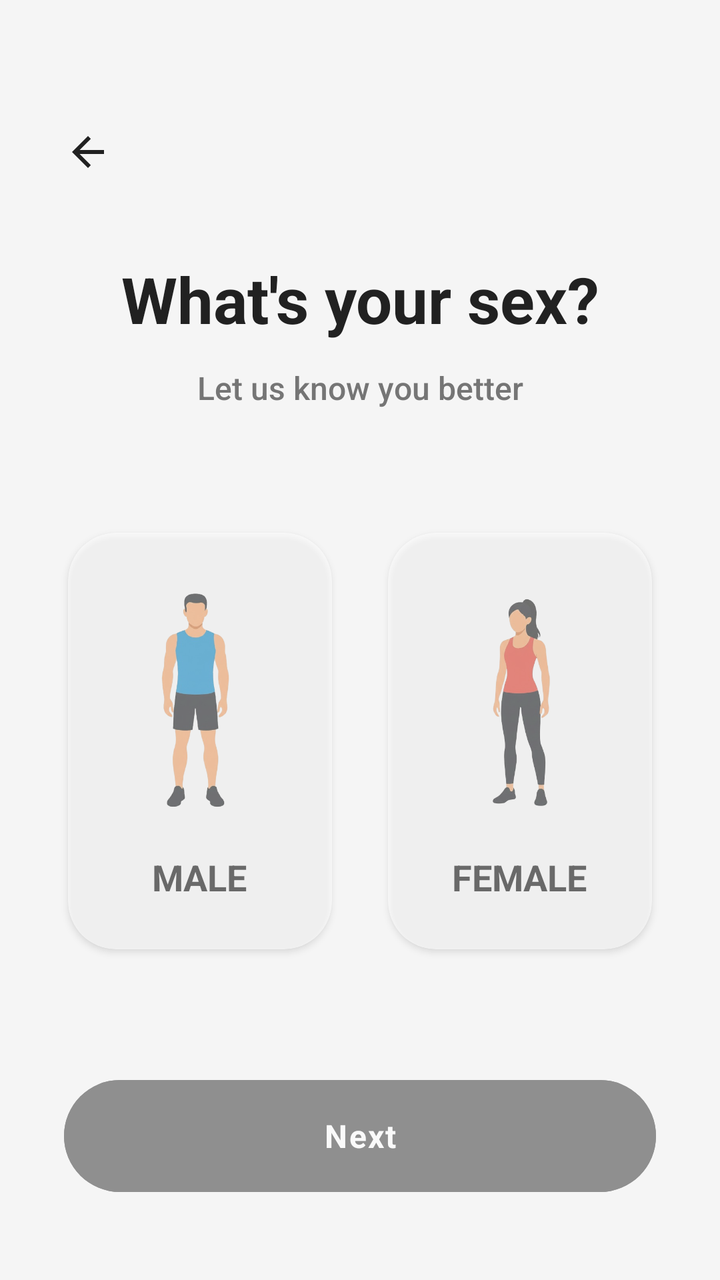
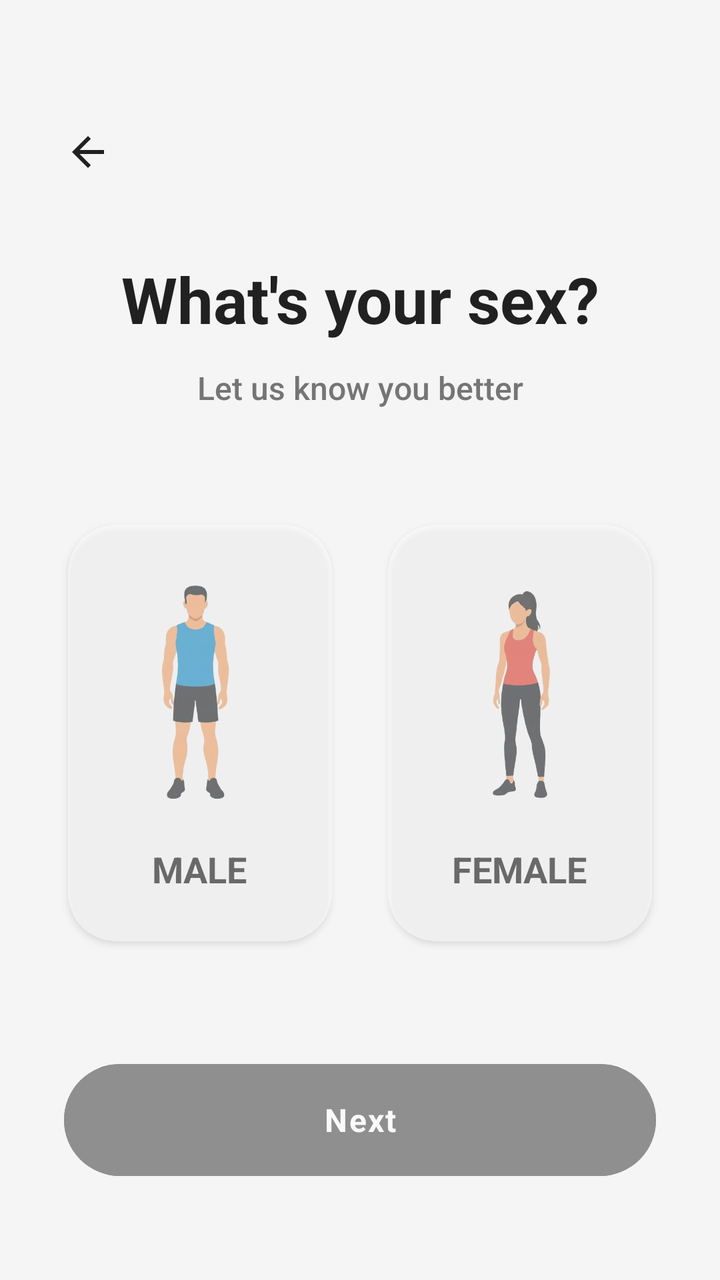

An Android layout rendered at two revisions. The XML below is the earlier revision; the diff shows what the commit changed to produce the second picture.
<!-- AndroidManifest.xml: application theme Theme.Nutriority -->
<!-- res/layout/fragment_first_screen.xml -->
<?xml version="1.0" encoding="utf-8"?>
<androidx.constraintlayout.widget.ConstraintLayout xmlns:android="http://schemas.android.com/apk/res/android"
    xmlns:app="http://schemas.android.com/apk/res-auto"
    xmlns:tools="http://schemas.android.com/tools"
    android:id="@+id/main_layout"
    android:layout_width="match_parent"
    android:layout_height="match_parent"
    android:background="@color/app_background"
    tools:context=".ui.onboarding.screens.FirstScreen">

    <ImageView
        android:id="@+id/backButton"
        android:layout_width="40dp"
        android:layout_height="40dp"
        android:layout_marginStart="24dp"
        android:layout_marginTop="56dp"
        android:importantForAccessibility="no"
        android:padding="8dp"
        android:clickable="true"
        android:focusable="true"
        android:src="@drawable/ic_arrow_back"
        app:layout_constraintStart_toStartOf="parent"
        app:layout_constraintTop_toTopOf="parent"
        app:tint="#212121" />

    <TextView
        android:id="@+id/title_select_gender"
        android:layout_width="0dp"
        android:layout_height="wrap_content"
        android:layout_marginHorizontal="32dp"
        android:layout_marginTop="32dp"
        android:fontFamily="sans-serif"
        android:textStyle="bold"
        android:gravity="center_horizontal"
        android:text="@string/select_gender"
        android:textColor="#212121"
        android:textSize="32sp"
        app:autoSizeTextType="uniform"
        app:autoSizeMinTextSize="24sp"
        app:autoSizeMaxTextSize="32sp"
        app:layout_constraintEnd_toEndOf="parent"
        app:layout_constraintStart_toStartOf="parent"
        app:layout_constraintTop_toBottomOf="@id/backButton" />

    <TextView
        android:id="@+id/subtitle_select_gender"
        android:layout_width="0dp"
        android:layout_height="wrap_content"
        android:layout_marginTop="12dp"
        android:fontFamily="sans-serif-medium"
        android:gravity="center_horizontal"
        android:text="Let us know you better"
        android:textColor="#757575"
        android:textSize="16sp"
        app:autoSizeTextType="uniform"
        app:autoSizeMinTextSize="12sp"
        app:autoSizeMaxTextSize="16sp"
        app:layout_constraintEnd_toEndOf="@id/title_select_gender"
        app:layout_constraintStart_toStartOf="@id/title_select_gender"
        app:layout_constraintTop_toBottomOf="@id/title_select_gender" />

    <androidx.constraintlayout.widget.Guideline
        android:id="@+id/guideline_center"
        android:layout_width="wrap_content"
        android:layout_height="wrap_content"
        android:orientation="vertical"
        app:layout_constraintGuide_percent="0.5" />

    <com.google.android.material.card.MaterialCardView
        android:id="@+id/maleGroup"
        android:layout_width="0dp"
        android:layout_height="wrap_content"
        android:layout_marginStart="32dp"
        android:layout_marginEnd="12dp"
        android:alpha="0.6"
        android:clickable="true"
        android:focusable="true"
        app:cardBackgroundColor="@color/white"
        app:cardCornerRadius="24dp"
        app:cardElevation="2dp"
        app:cardPreventCornerOverlap="false"
        app:cardUseCompatPadding="true"
        app:strokeWidth="0dp"
        app:layout_constraintBottom_toTopOf="@id/nextButton"
        app:layout_constraintEnd_toStartOf="@id/guideline_center"
        app:layout_constraintStart_toStartOf="parent"
        app:layout_constraintTop_toBottomOf="@id/subtitle_select_gender">

        <LinearLayout
            android:layout_width="match_parent"
            android:layout_height="wrap_content"
            android:gravity="center"
            android:orientation="vertical"
            android:padding="24dp">

            <ImageView
                android:layout_width="80dp"
                android:layout_height="120dp"
                android:importantForAccessibility="no"
                android:scaleType="fitCenter"
                android:src="@drawable/gender_male" />

            <TextView
                android:layout_width="wrap_content"
                android:layout_height="wrap_content"
                android:layout_marginTop="16dp"
                android:fontFamily="sans-serif"
                android:textStyle="bold"
                android:text="@string/male"
                android:textColor="#212121"
                android:textSize="18sp"
                app:autoSizeTextType="uniform"
                app:autoSizeMinTextSize="14sp"
                app:autoSizeMaxTextSize="18sp" />
        </LinearLayout>
    </com.google.android.material.card.MaterialCardView>

    <com.google.android.material.card.MaterialCardView
        android:id="@+id/femaleGroup"
        android:layout_width="0dp"
        android:layout_height="wrap_content"
        android:layout_marginStart="12dp"
        android:layout_marginEnd="32dp"
        android:alpha="0.6"
        android:clickable="true"
        android:focusable="true"
        app:cardBackgroundColor="@color/white"
        app:cardCornerRadius="24dp"
        app:cardElevation="2dp"
        app:cardPreventCornerOverlap="false"
        app:cardUseCompatPadding="true"
        app:strokeWidth="0dp"
        app:layout_constraintBottom_toBottomOf="@id/maleGroup"
        app:layout_constraintEnd_toEndOf="parent"
        app:layout_constraintStart_toEndOf="@id/guideline_center"
        app:layout_constraintTop_toTopOf="@id/maleGroup">

        <LinearLayout
            android:layout_width="match_parent"
            android:layout_height="wrap_content"
            android:gravity="center"
            android:orientation="vertical"
            android:padding="24dp">

            <ImageView
                android:layout_width="80dp"
                android:layout_height="120dp"
                android:importantForAccessibility="no"
                android:scaleType="fitCenter"
                android:src="@drawable/gender_female" />

            <TextView
                android:layout_width="wrap_content"
                android:layout_height="wrap_content"
                android:layout_marginTop="16dp"
                android:fontFamily="sans-serif"
                android:textStyle="bold"
                android:text="@string/female"
                android:textColor="#212121"
                android:textSize="18sp"
                app:autoSizeTextType="uniform"
                app:autoSizeMinTextSize="14sp"
                app:autoSizeMaxTextSize="18sp" />
        </LinearLayout>
    </com.google.android.material.card.MaterialCardView>

    <com.google.android.material.button.MaterialButton
        android:id="@+id/nextButton"
        android:layout_width="match_parent"
        android:layout_height="64dp"
        android:layout_marginHorizontal="32dp"
        android:layout_marginBottom="40dp"
        android:alpha="0.5"
        android:backgroundTint="@color/primary_dark"
        android:fontFamily="sans-serif"
        android:textStyle="bold"
        android:textColor="@color/white"
        android:text="@string/action_next"
        android:textSize="16sp"
        android:letterSpacing="0.05"
        app:cornerRadius="32dp"
        app:autoSizeTextType="uniform"
        app:autoSizeMinTextSize="12sp"
        app:autoSizeMaxTextSize="16sp"
        app:layout_constraintBottom_toBottomOf="parent" />

</androidx.constraintlayout.widget.ConstraintLayout>
<!-- resources referenced by this layout -->
<resources>
  <color name="app_background">#F5F5F5</color>
  <color name="primary_dark">#2A2A2A</color>
  <color name="white">#FFFFFFFF</color>
  <!-- drawable gender_female: png bitmap (drawable, 88307 bytes) -->
  <!-- drawable gender_male: png bitmap (drawable, 93776 bytes) -->
  <!-- drawable ic_arrow_back (drawable) -->
  <vector xmlns:android="http://schemas.android.com/apk/res/android" android:autoMirrored="true" android:height="32dp" android:tint="#000000" android:viewportHeight="24" android:viewportWidth="24" android:width="32dp">
        
      <path android:fillColor="@android:color/white" android:pathData="M20,11H7.83l5.59,-5.59L12,4l-8,8 8,8 1.41,-1.41L7.83,13H20v-2z"/>
      
  </vector>
  <string name="action_next">Next</string>
  <string name="female">FEMALE</string>
  <string name="male">MALE</string>
  <string name="select_gender">What\'s your sex?</string>
  <style name="Theme.Nutriority" parent="Base.Theme.Nutriority" />
  <style name="Base.Theme.Nutriority" parent="Theme.Material3.Light.NoActionBar">
          <item name="android:windowBackground">#F5F5F5</item>
          <item name="android:windowDrawsSystemBarBackgrounds">true</item>
          <item name="android:statusBarColor">@android:color/transparent</item>
          <item name="android:windowLightStatusBar">true</item>
          <item name="android:navigationBarColor">@android:color/transparent</item>
          <item name="android:windowLightNavigationBar" tools:ignore="NewApi">true</item>
          <item name="android:enforceNavigationBarContrast" tools:ignore="NewApi">false</item>
      </style>
</resources>

<!-- the commit's change to res/layout/fragment_first_screen.xml (unified diff, before → after) -->
@@ -169,7 +169,7 @@
         android:layout_width="match_parent"
         android:layout_height="64dp"
         android:layout_marginHorizontal="32dp"
-        android:layout_marginBottom="40dp"
+        android:layout_marginBottom="48dp"
         android:alpha="0.5"
         android:backgroundTint="@color/primary_dark"
         android:fontFamily="sans-serif"
